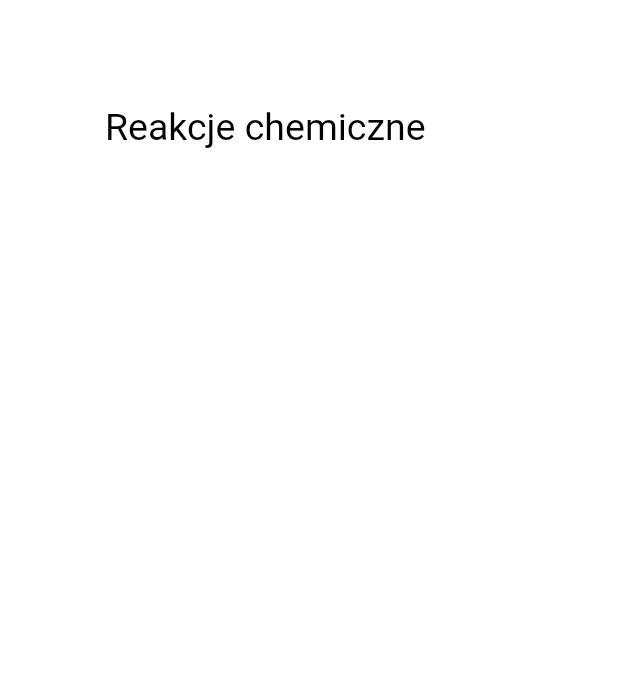
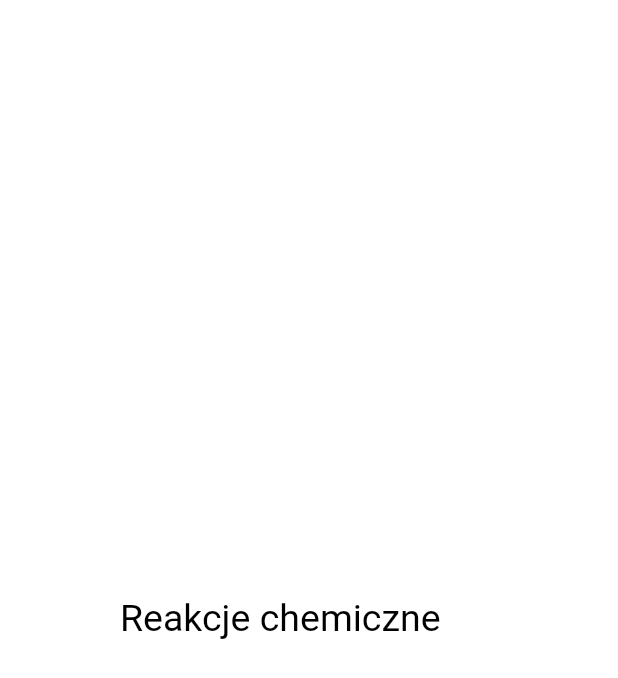
Before and after one commit to Sandra-chemist/SAEP-ReakcjeOrganiczne, a Flutter app: the screen it shows after launch, on a phone screen of 412 x 824 dp. Shown: the top 678 px of the screen. Run offline on Flutter 3.47's test engine with Material 2 defaults, Android fonts, the phone set to English and light mode, and no system bars.

Commit message:
code in welcome_screen was refactored

```diff
--- a/lib/screens/welcome_screen.dart
+++ b/lib/screens/welcome_screen.dart
@@ -12,13 +12,20 @@ class _WelcomeScreenState extends State<WelcomeScreen> {
   Widget build(BuildContext context) {
     return Scaffold(
       backgroundColor: Colors.white,
-      body: SafeArea(
-        child: Container(
-          padding: const EdgeInsets.all(70.0),
-          child: const Text(
-            'Reakcje chemiczne',
-            style: TextStyle(color: Colors.black, fontSize: 25.0),
-          ),
+      body: Padding(
+        padding: EdgeInsets.symmetric(horizontal: 80.0),
+        child: Column(
+          mainAxisAlignment: MainAxisAlignment.center,
+          children: [
+            Row(
+              children: const [
+                Text(
+                  'Reakcje chemiczne',
+                  style: TextStyle(color: Colors.black, fontSize: 25.0),
+                ),
+              ],
+            ),
+          ],
         ),
       ),
     );
```
